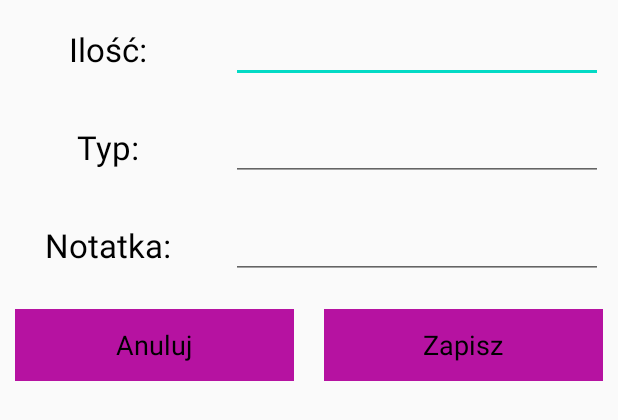
After one commit to pieetrus/Money-Manager, an Android app: the layout custom_layout_for_insert_data.xml on its own in the app's theme, with its tools: preview values and no code run, on a phone screen of 412 x 824 dp. The commit adds this screen. Shown: the top 420 px of the screen. Run offline under Robolectric (Android 15) with nearby library versions, the phone set to English and light mode, and no system bars.

Commit message:
Add dialog to insert incomes and save it to firebase

```diff
--- /dev/null
+++ b/app/src/main/res/layout/custom_layout_for_insert_data.xml
@@ -0,0 +1,192 @@
+<?xml version="1.0" encoding="utf-8"?>
+<LinearLayout xmlns:android="http://schemas.android.com/apk/res/android"
+    android:layout_width="match_parent"
+    android:layout_height="match_parent"
+    xmlns:app="http://schemas.android.com/apk/res-auto"
+    xmlns:tools="http://schemas.android.com/tools"
+    android:orientation="vertical">
+
+    <ScrollView
+        android:layout_width="match_parent"
+        android:layout_height="wrap_content"
+        app:elevation="10dp">
+
+        <LinearLayout
+            android:layout_width="match_parent"
+            android:layout_height="wrap_content"
+            android:orientation="vertical">
+
+            <LinearLayout
+                android:layout_width="match_parent"
+                android:layout_height="wrap_content"
+                android:orientation="horizontal"
+                android:baselineAligned="false">
+
+                <RelativeLayout
+                    android:layout_width="0dp"
+                    android:layout_height="match_parent"
+                    android:gravity="center"
+                    android:layout_weight="1"
+                    android:layout_margin="10dp">
+
+                    <TextView
+                        android:layout_width="wrap_content"
+                        android:layout_height="wrap_content"
+                        android:textAppearance="?android:textAppearanceLarge"
+                        android:textColor="@android:color/black"
+                        android:text="@string/amount"/>
+                </RelativeLayout>
+
+                <RelativeLayout
+                    android:layout_width="0dp"
+                    android:layout_height="wrap_content"
+                    android:gravity="center"
+                    android:layout_weight="2"
+                    android:layout_margin="10dp">
+
+                    <EditText
+                        android:layout_width="match_parent"
+                        android:layout_height="wrap_content"
+                        android:id="@+id/et_amount"
+                        android:textColor="@android:color/black"
+                        android:autofillHints=""
+                        android:inputType="number" />
+                </RelativeLayout>
+
+
+
+            </LinearLayout>
+            <LinearLayout
+                android:layout_width="match_parent"
+                android:layout_height="wrap_content"
+                android:orientation="horizontal"
+                android:baselineAligned="false">
+
+                <RelativeLayout
+                    android:layout_width="0dp"
+                    android:layout_height="match_parent"
+                    android:gravity="center"
+                    android:layout_weight="1"
+                    android:layout_margin="10dp">
+
+                    <TextView
+                        android:layout_width="wrap_content"
+                        android:layout_height="wrap_content"
+                        android:textAppearance="?android:textAppearanceLarge"
+                        android:textColor="@android:color/black"
+                        android:text="@string/type"/>
+                </RelativeLayout>
+
+                <RelativeLayout
+                    android:layout_width="0dp"
+                    android:layout_height="wrap_content"
+                    android:gravity="center"
+                    android:layout_weight="2"
+                    android:layout_margin="10dp">
+
+                    <EditText
+                        android:layout_width="match_parent"
+                        android:layout_height="wrap_content"
+                        android:id="@+id/et_type"
+                        android:textColor="@android:color/black"
+                        android:autofillHints=""
+                        android:inputType="text" />
+                </RelativeLayout>
+
+
+
+            </LinearLayout>
+            <LinearLayout
+                android:layout_width="match_parent"
+                android:layout_height="wrap_content"
+                android:orientation="horizontal"
+                android:baselineAligned="false">
+
+                <RelativeLayout
+                    android:layout_width="0dp"
+                    android:layout_height="match_parent"
+                    android:gravity="center"
+                    android:layout_weight="1"
+                    android:layout_margin="10dp">
+
+                    <TextView
+                        android:layout_width="wrap_content"
+                        android:layout_height="wrap_content"
+                        android:textAppearance="?android:textAppearanceLarge"
+                        android:textColor="@android:color/black"
+                        android:text="@string/note"/>
+                </RelativeLayout>
+
+                <RelativeLayout
+                    android:layout_width="0dp"
+                    android:layout_height="wrap_content"
+                    android:gravity="center"
+                    android:layout_weight="2"
+                    android:layout_margin="10dp">
+
+                    <EditText
+                        android:layout_width="match_parent"
+                        android:layout_height="wrap_content"
+                        android:id="@+id/et_note"
+                        android:textColor="@android:color/black"
+                        android:autofillHints=""
+                        android:inputType="text" />
+                </RelativeLayout>
+
+
+
+            </LinearLayout>
+            <LinearLayout
+                android:layout_width="match_parent"
+                android:layout_height="wrap_content"
+                android:orientation="horizontal"
+                android:baselineAligned="false">
+
+                <RelativeLayout
+                    android:layout_width="0dp"
+                    android:layout_height="match_parent"
+                    android:gravity="center"
+                    android:layout_weight="1"
+                    android:layout_margin="10dp">
+
+                    <Button
+                        android:layout_width="match_parent"
+                        android:layout_height="wrap_content"
+                        android:id="@+id/btnCancel"
+                        android:textColor="@android:color/black"
+                        android:textAppearance="?android:textAppearanceMedium"
+                        android:background="@color/nav_header"
+                        android:text="@string/cancel"/>
+
+                </RelativeLayout>
+
+                <RelativeLayout
+                    android:layout_width="0dp"
+                    android:layout_height="match_parent"
+                    android:gravity="center"
+                    android:layout_weight="1"
+                    android:layout_margin="10dp">
+
+                    <Button
+                        android:layout_width="match_parent"
+                        android:layout_height="wrap_content"
+                        android:id="@+id/btnSave"
+                        android:textColor="@android:color/black"
+                        android:textAppearance="?android:textAppearanceMedium"
+                        android:background="@color/nav_header"
+                        android:text="@string/save"/>
+
+                </RelativeLayout>
+
+
+
+
+            </LinearLayout>
+
+
+        </LinearLayout>
+
+
+    </ScrollView>
+
+</LinearLayout>
--- a/app/src/main/res/values/strings.xml
+++ b/app/src/main/res/values/strings.xml
@@ -17,5 +17,10 @@
 
     <!-- TODO: Remove or change this placeholder text -->
     <string name="hello_blank_fragment">Hello blank fragment</string>
+    <string name="amount">Ilość:</string>
+    <string name="type">Typ:</string>
+    <string name="note">Notatka:</string>
+    <string name="cancel">Anuluj</string>
+    <string name="save">Zapisz</string>
 
 </resources>
```
Also changed, not shown: app/src/main/java/com/example/moneymanager/DashboardFragment.java (+115 -2 lines), app/src/main/java/com/example/moneymanager/Model/Data.java (added, +66 -0 lines), app/src/main/res/layout/activity_main.xml (+5 -5 lines), 1 other file.
